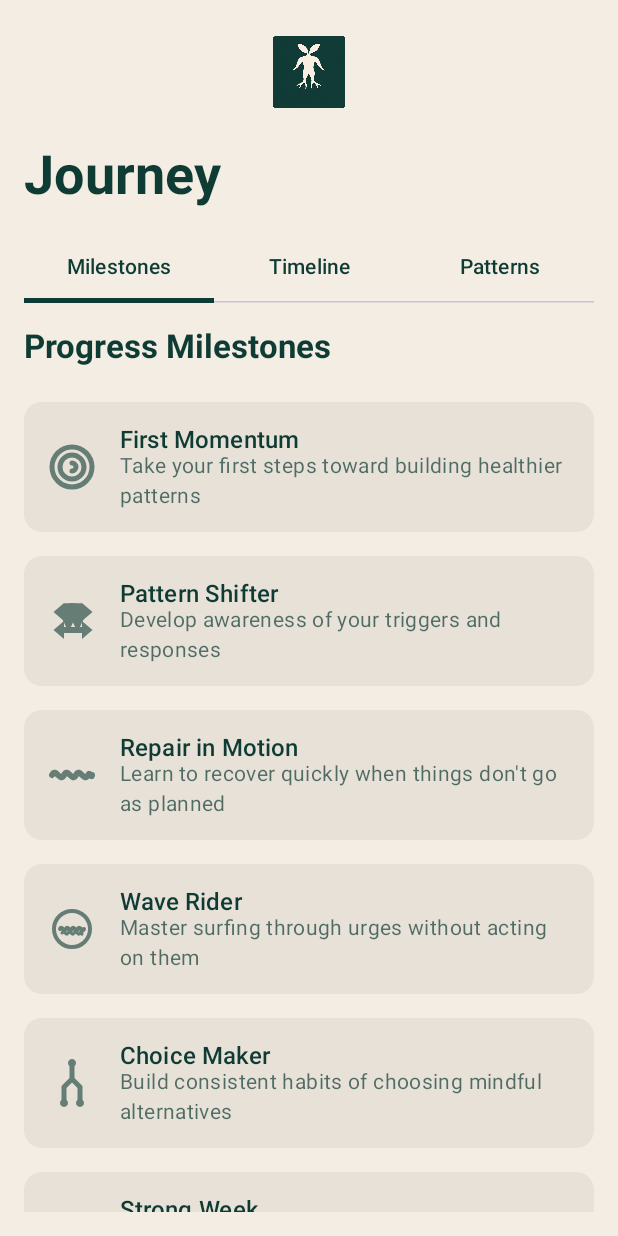
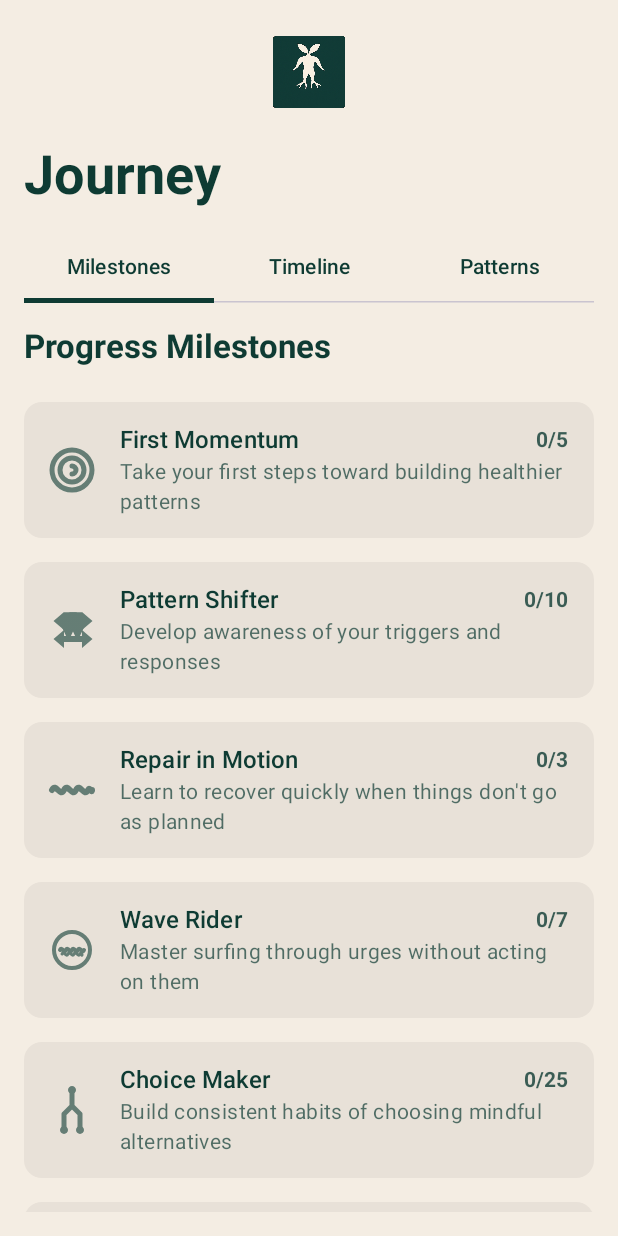
Before and after one commit to repinfaust/mandrake-android, an Android app built with Jetpack Compose: the composable JourneyScreen shown on its own in the app's theme, on a phone screen of 412 x 824 dp. Run offline under Robolectric (Android 15) with nearby library versions, the phone set to English and light mode, and no system bars; our stand-ins replace Firebase (no records; nobody signed in at launch, a user with empty details on screens opened directly); 2 statements that could not run were skipped.

Commit message:
Add progress counters to Journey screen milestones
- Display current progress vs required for each milestone (e.g., "12/25")
- Show Progress milestone counters based on BYPASSED_URGE event count
- Show Avoidance milestone counters based on AVOIDED_TASK event count
- Position counters in milestone title row for clear visibility
- Use bold styling and appropriate colors for achieved vs unachieved milestones

Users can now easily see how close they are to their next milestone achievement.

🤖 Generated with [Claude Code](https://claude.ai/code)

Co-Authored-By: Claude <noreply@anthropic.com>

```diff
--- a/app/src/main/java/com/repinfaust/mandrake/ui/screens/JourneyScreen.kt
+++ b/app/src/main/java/com/repinfaust/mandrake/ui/screens/JourneyScreen.kt
@@ -487,6 +487,7 @@ private fun MilestonesContent(events: List<UrgeEvent>) {
             MilestoneCard(
                 milestone = milestone.copy(isAchieved = urgesBypassed >= milestone.hoursRequired),
                 context = context,
+                currentProgress = urgesBypassed,
                 modifier = Modifier.fillMaxWidth()
             )
         }
@@ -505,6 +506,7 @@ private fun MilestonesContent(events: List<UrgeEvent>) {
             MilestoneCard(
                 milestone = milestone.copy(isAchieved = avoidedTasksCompleted >= milestone.hoursRequired),
                 context = context,
+                currentProgress = avoidedTasksCompleted,
                 modifier = Modifier.fillMaxWidth()
             )
         }
@@ -515,9 +517,11 @@ private fun MilestonesContent(events: List<UrgeEvent>) {
 private fun MilestoneCard(
     milestone: Milestone,
     context: android.content.Context,
+    currentProgress: Int,
     modifier: Modifier = Modifier
 ) {
     val achieved = milestone.isAchieved
+    val progressText = "$currentProgress/${milestone.hoursRequired}"
 
     Card(
         modifier = modifier,
@@ -564,6 +568,11 @@ private fun MilestoneCard(
             )
 
             Column(modifier = Modifier.weight(1f)) {
+                Row(
+                    modifier = Modifier.fillMaxWidth(),
+                    horizontalArrangement = Arrangement.SpaceBetween,
+                    verticalAlignment = Alignment.CenterVertically
+                ) {
                     Text(
                         text = milestone.name,
                         style = MaterialTheme.typography.titleMedium,
@@ -575,12 +584,24 @@ private fun MilestoneCard(
                     )
 
                     Text(
+                        text = progressText,
+                        style = MaterialTheme.typography.titleSmall,
+                        fontWeight = FontWeight.Bold,
+                        color = if (achieved)
+                            MaterialTheme.colorScheme.primary
+                        else
+                            MaterialTheme.colorScheme.onSurface.copy(alpha = 0.8f)
+                    )
+                }
+
+                Text(
                     text = milestone.description,
                     style = MaterialTheme.typography.bodyMedium,
                     color = if (achieved)
                         MaterialTheme.colorScheme.onPrimaryContainer
                     else
-                        MaterialTheme.colorScheme.onSurface.copy(alpha = 0.7f)
+                        MaterialTheme.colorScheme.onSurface.copy(alpha = 0.7f),
+                    modifier = Modifier.padding(top = 4.dp)
                 )
             }
 
```
Lines whose indentation alone changed are shown as unchanged.
